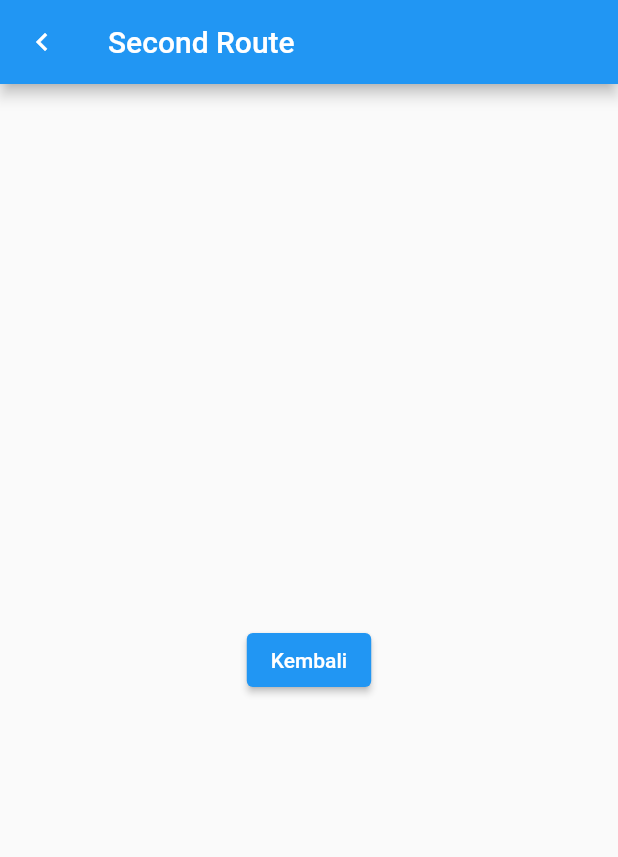
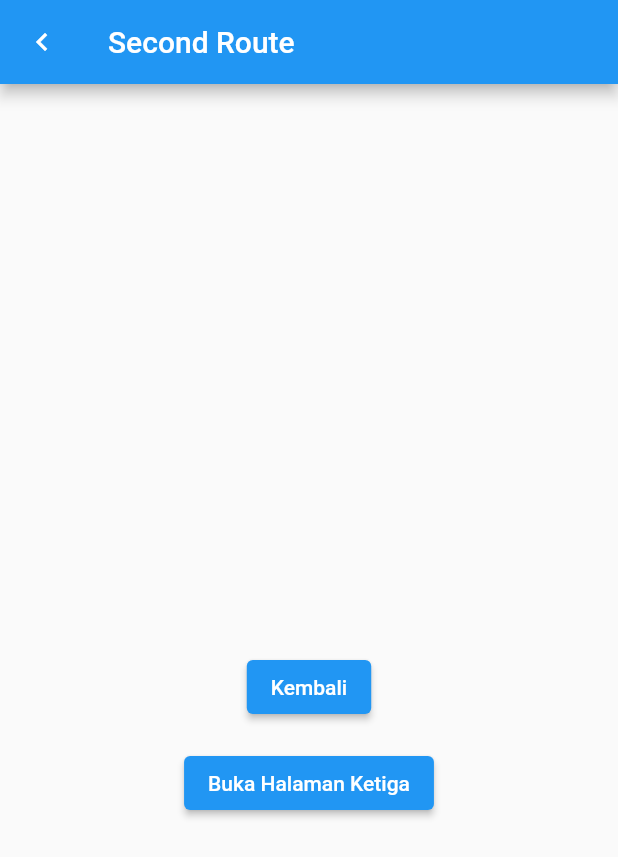
Before and after one commit to WildanSuyuti/learn_flutter_af, a Flutter app: the screen it shows after launch, after a tap on "Buka Halaman Kedua", on a phone screen of 412 x 824 dp. Shown: the top 857 px of the screen. Run offline on Flutter 3.47's test engine with Material 2 defaults, Android fonts, the phone set to English and light mode, and no system bars.

Commit message:
Menambah halaman ke 3 untuk percobaan navigasi

```diff
--- a/lib/main.dart
+++ b/lib/main.dart
@@ -1,5 +1,5 @@
 import 'package:flutter/material.dart';
-import 'package:learn_flutter/route/first_route.dart';
+import 'package:learn_flutter/pages/first_page.dart';
 
 main() => runApp(const Application());
 
@@ -10,7 +10,7 @@ class Application extends StatelessWidget {
   Widget build(BuildContext context) {
     return const MaterialApp(
       debugShowCheckedModeBanner: false,
-      home: FirstRoute(),
+      home: FirstPage(),
     );
   }
 }
--- /dev/null
+++ b/lib/pages/first_page.dart
@@ -0,0 +1,42 @@
+import 'package:flutter/material.dart';
+import 'package:learn_flutter/pages/second_page.dart';
+import 'package:learn_flutter/pages/third_page.dart';
+
+class FirstPage extends StatelessWidget {
+  const FirstPage({Key? key}) : super(key: key);
+
+  @override
+  Widget build(BuildContext context) {
+    return Scaffold(
+      appBar: AppBar(title: const Text('First Route')),
+      body: Center(
+        child: Column(
+          mainAxisSize: MainAxisSize.min,
+          children: [
+            Padding(
+              padding: const EdgeInsets.only(bottom: 16),
+              child: ElevatedButton(
+                onPressed: () {
+                  Navigator.push(
+                    context,
+                    MaterialPageRoute(builder: (context) => const SecondPage()),
+                  );
+                },
+                child: const Text('Buka Halaman Kedua'),
+              ),
+            ),
+            ElevatedButton(
+              onPressed: () {
+                Navigator.push(
+                  context,
+                  MaterialPageRoute(builder: (context) => const ThirdPage()),
+                );
+              },
+              child: const Text('Buka Halaman Ketiga'),
+            ),
+          ],
+        ),
+      ),
+    );
+  }
+}
--- /dev/null
+++ b/lib/pages/second_page.dart
@@ -0,0 +1,50 @@
+import 'package:flutter/material.dart';
+import 'package:learn_flutter/pages/third_page.dart';
+
+class SecondPage extends StatelessWidget {
+  const SecondPage({Key? key}) : super(key: key);
+
+  @override
+  Widget build(BuildContext context) {
+    return Scaffold(
+      appBar: AppBar(
+        leading: IconButton(
+          onPressed: () {
+            Navigator.pop(context);
+          },
+          icon: const Icon(Icons.chevron_left),
+        ),
+        title: const Text('Second Route'),
+      ),
+      body: Padding(
+        padding: const EdgeInsets.only(top: 100),
+        child: Center(
+          child: Column(
+            mainAxisSize: MainAxisSize.min,
+            mainAxisAlignment: MainAxisAlignment.center,
+            children: [
+              Padding(
+                padding: const EdgeInsets.only(bottom: 16),
+                child: ElevatedButton(
+                  onPressed: () {
+                    Navigator.pop(context);
+                  },
+                  child: const Text('Kembali'),
+                ),
+              ),
+              ElevatedButton(
+                onPressed: () {
+                  Navigator.push(
+                    context,
+                    MaterialPageRoute(builder: (context) => const ThirdPage()),
+                  );
+                },
+                child: const Text('Buka Halaman Ketiga'),
+              ),
+            ],
+          ),
+        ),
+      ),
+    );
+  }
+}
--- a/lib/route/second_route.dart
+++ b/lib/pages/third_page.dart
@@ -1,7 +1,7 @@
 import 'package:flutter/material.dart';
 
-class SecondRoute extends StatelessWidget {
-  const SecondRoute({Key? key}) : super(key: key);
+class ThirdPage extends StatelessWidget {
+  const ThirdPage({Key? key}) : super(key: key);
 
   @override
   Widget build(BuildContext context) {
@@ -13,7 +13,7 @@ class SecondRoute extends StatelessWidget {
           },
           icon: const Icon(Icons.chevron_left),
         ),
-        title: const Text('Second Route'),
+        title: const Text('Halaman 3'),
       ),
       body: Center(
         child: ElevatedButton(
--- a/lib/route/first_route.dart
+++ /dev/null
@@ -1,24 +0,0 @@
-import 'package:flutter/material.dart';
-import 'package:learn_flutter/route/second_route.dart';
-
-class FirstRoute extends StatelessWidget {
-  const FirstRoute({Key? key}) : super(key: key);
-
-  @override
-  Widget build(BuildContext context) {
-    return Scaffold(
-      appBar: AppBar(title: const Text('First Route')),
-      body: Center(
-        child: ElevatedButton(
-          onPressed: () {
-            Navigator.push(
-              context,
-              MaterialPageRoute(builder: (context) => const SecondRoute()),
-            );
-          },
-          child: const Text('Buka Halaman Kedua'),
-        ),
-      ),
-    );
-  }
-}
```
